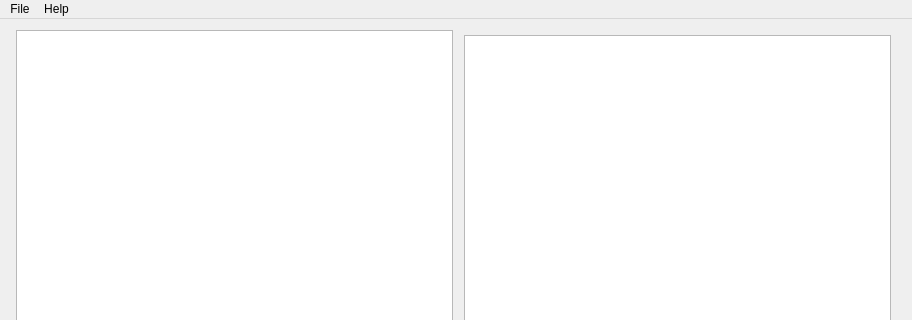
Qt form mainwindow.ui (Rolloke/GUI-Apps) before a commit; both pictures show x 0 to 912 and y 0 to 320 of the 912 by 523 pixel window.
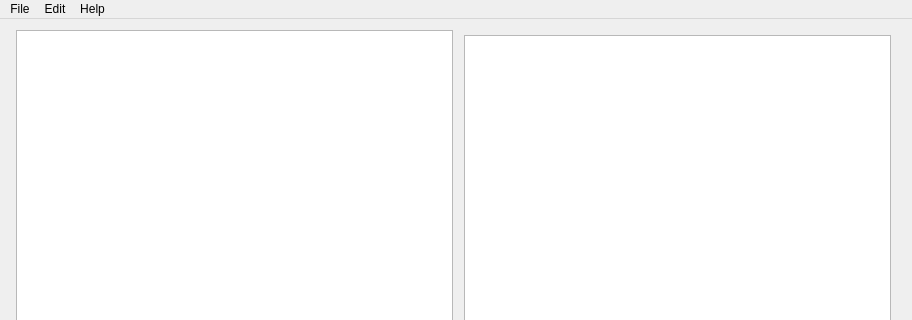
The same form after that commit.

Commit message: copy commands for URL and thumbs

What changed in the file:
```diff
--- a/mainwindow.ui
+++ b/mainwindow.ui
@@ -275,7 +275,15 @@
     <addaction name="actionAbout"/>
     <addaction name="actionInfo"/>
    </widget>
+   <widget class="QMenu" name="menuEdit">
+    <property name="title">
+     <string>Edit</string>
+    </property>
+    <addaction name="actionCopy_URL"/>
+    <addaction name="actionCopy_Thumb"/>
+   </widget>
    <addaction name="menuFile"/>
+   <addaction name="menuEdit"/>
    <addaction name="menuHelp"/>
   </widget>
   <widget class="QStatusBar" name="statusBar"/>
```
Left out of the diff: 16 changed lines with no effect on the pictures. The commit also changes 2 other files.
